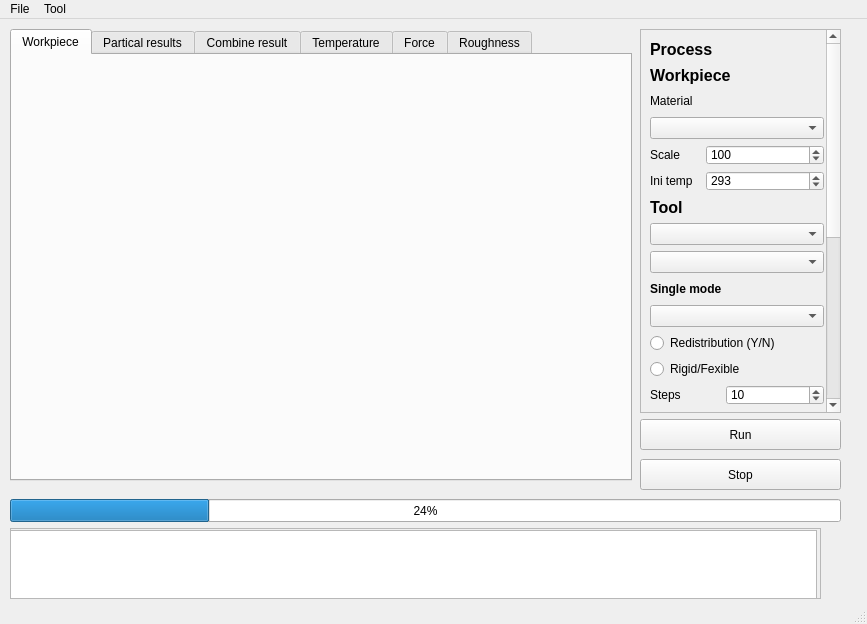
First picture: the form in ui/mainwindow.ui, repository VuCongCuong/temp, before the edit.
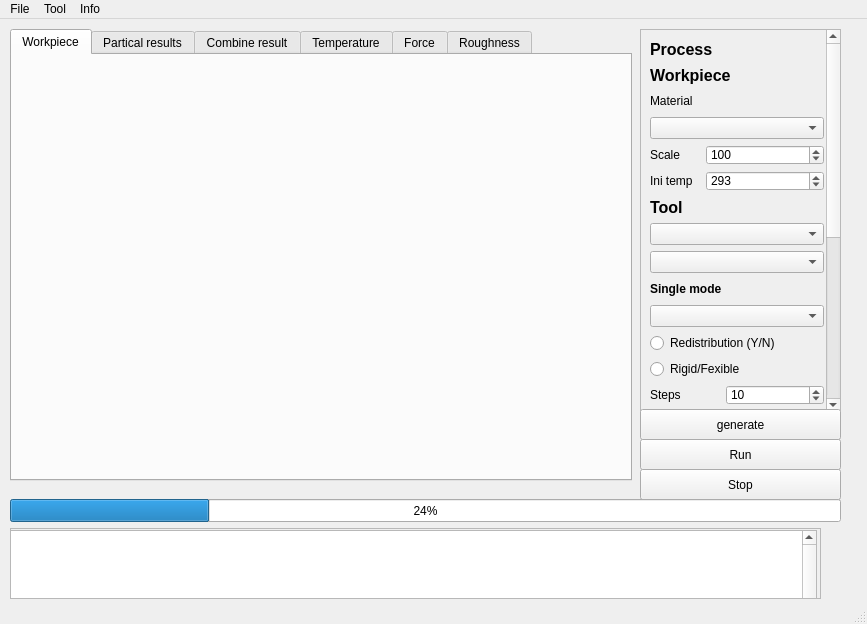
Second picture: the form after the edit.

The edit to the form file:
```diff
--- a/ui/mainwindow.ui
+++ b/ui/mainwindow.ui
@@ -124,7 +124,7 @@
      <property name="geometry">
       <rect>
        <x>0</x>
-       <y>-202</y>
+       <y>-255</y>
        <width>192</width>
        <height>724</height>
       </rect>
@@ -844,7 +844,7 @@
     <property name="geometry">
      <rect>
       <x>640</x>
-      <y>400</y>
+      <y>420</y>
       <width>201</width>
       <height>31</height>
      </rect>
@@ -857,7 +857,7 @@
     <property name="geometry">
      <rect>
       <x>640</x>
-      <y>440</y>
+      <y>450</y>
       <width>201</width>
       <height>31</height>
      </rect>
@@ -915,9 +915,28 @@
         <height>201</height>
        </rect>
       </property>
+      <property name="verticalScrollBarPolicy">
+       <enum>Qt::ScrollBarPolicy::ScrollBarAlwaysOn</enum>
+      </property>
+      <property name="centerOnScroll">
+       <bool>true</bool>
+      </property>
      </widget>
     </widget>
    </widget>
+   <widget class="QPushButton" name="bGenerate">
+    <property name="geometry">
+     <rect>
+      <x>640</x>
+      <y>390</y>
+      <width>201</width>
+      <height>31</height>
+     </rect>
+    </property>
+    <property name="text">
+     <string>generate</string>
+    </property>
+   </widget>
   </widget>
   <widget class="QMenuBar" name="menubar">
    <property name="geometry">
@@ -943,8 +962,14 @@
     <addaction name="actionStop"/>
     <addaction name="actionRe_start"/>
    </widget>
+   <widget class="QMenu" name="menuInfo">
+    <property name="title">
+     <string>Info</string>
+    </property>
+   </widget>
    <addaction name="menuFile"/>
    <addaction name="menuTool"/>
+   <addaction name="menuInfo"/>
   </widget>
   <widget class="QStatusBar" name="statusbar"/>
   <action name="actionLoad_mesh">
```
Left out of the diff: 2 changed lines with no effect on the pictures.
